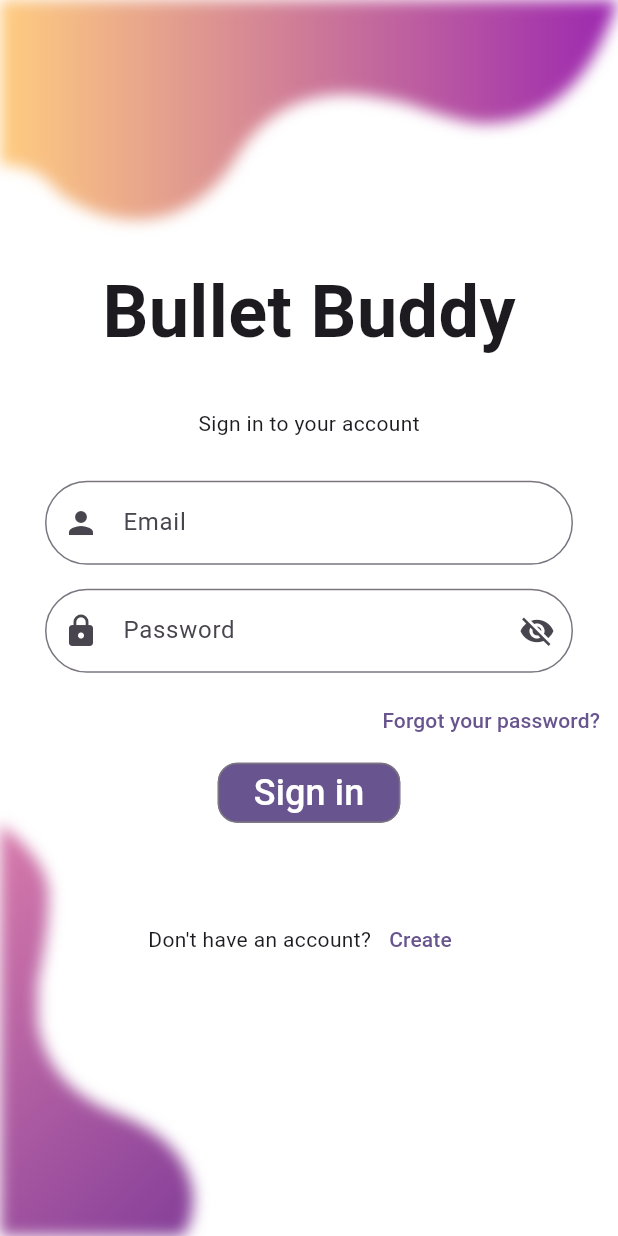
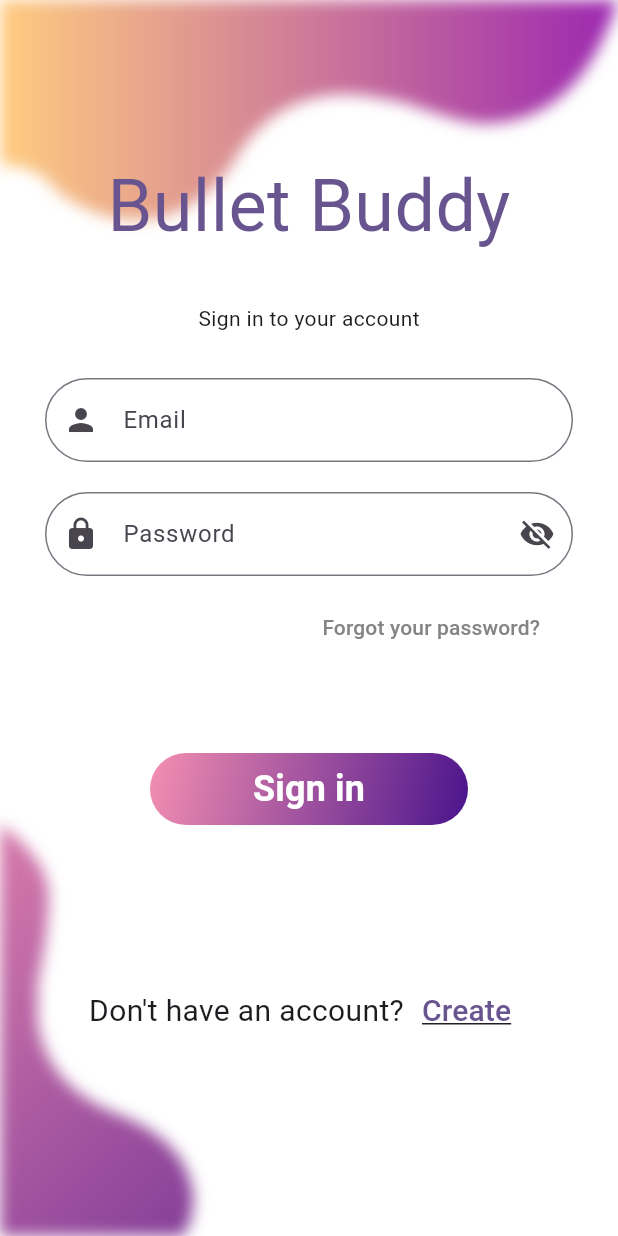
Before and after one commit to GretaAntenucci/Bullet-Buddy, a Flutter app: the screen it shows after launch, on a phone screen of 412 x 824 dp. Run offline on Flutter 3.47's test engine with Material 3 defaults, Android fonts, the phone set to English and light mode, and no system bars; our stand-ins replace google_fonts.

Commit message:
style: Visually improved login page

```diff
--- a/lib/pages/login_page.dart
+++ b/lib/pages/login_page.dart
@@ -1,172 +1,143 @@
 import 'package:bullet_buddy/shapes/bottom_shape.dart';
 import 'package:bullet_buddy/shapes/top_shape.dart';
-import 'package:flutter/cupertino.dart';
+import 'package:bullet_buddy/widgets/custom_text_field.dart';
+import 'package:bullet_buddy/widgets/gradient_button.dart';
 import 'package:flutter/material.dart';
+import 'package:google_fonts/google_fonts.dart';
 
 class LoginPage extends StatelessWidget {
   LoginPage({super.key});
-  ValueNotifier<bool> open = ValueNotifier(true);
-
-  // void changeIcon() {
-  //   open.value
-  //       ? Icon(Icons.add)
-  //       : Icon(Icons.remove_red_eye_outlined);
-  // }
 
   @override
   Widget build(BuildContext context) {
     return Scaffold(
       backgroundColor: Colors.white,
-      body: Stack(
+      body: Stack(children: [
+        /// Gradient curves
+        const TopShape(),
+        const BottomShape(),
+        SafeArea(
+          child: SingleChildScrollView(
+            child: Column(
               children: [
-          TopShape(),
-          BottomShape(),
-          SafeArea(
-            child: ValueListenableBuilder(
-              valueListenable: open,
-              builder: (context, value, child) {
-                return Column(
-                  mainAxisAlignment: MainAxisAlignment.center,
-                  children: [
-                    const Text(
+                /// App name
+                Padding(
+                  padding: const EdgeInsets.only(top: 103),
+                  child: Text(
                     'Bullet Buddy',
-                      style: TextStyle(
+                    style: GoogleFonts.lavishlyYours(
                       fontSize: 48,
-                        fontWeight: FontWeight.bold,
+                      color: Theme.of(context).primaryColor,
+                    ),
                   ),
                 ),
                 const SizedBox(
                   height: 30,
                 ),
+
+                /// Subtitle
                 const Text('Sign in to your account'),
                 const SizedBox(
                   height: 20,
                 ),
+
+                /// Form
                 Form(
                   child: Column(
                     children: [
+                      /// Email field
                       Padding(
                           padding: const EdgeInsets.symmetric(
                             horizontal: 30,
-                              vertical: 8.0,
+                            vertical: 10,
                           ),
-                            child: TextField(
-                              keyboardType: TextInputType.emailAddress,
-                              decoration: InputDecoration(
-                                prefixIcon: const Icon(Icons.person),
+                          child: CustomTextField(
+                            icon: const Icon(Icons.person),
                             hintText: 'Email',
-                                border: OutlineInputBorder(
-                                  borderSide: const BorderSide()
-                                      .copyWith(color: Colors.grey),
-                                  borderRadius: const BorderRadius.all(
-                                    Radius.circular(50),
+                            textInputType: TextInputType.emailAddress,
+                          )),
+
+                      /// Password field
+                      Padding(
+                        padding: const EdgeInsets.symmetric(
+                          horizontal: 30,
+                          vertical: 10,
+                        ),
+                        child: CustomTextField.password(
+                          hintText: 'Password',
+                        ),
+                      ),
+                    ],
+                  ),
+                ),
+
+                /// Button forgot password
+                Align(
+                  alignment: Alignment.bottomRight,
+                  child: Padding(
+                    padding: const EdgeInsets.only(right: 40),
+                    child: TextButton(
+                      style: const ButtonStyle(
+                        overlayColor:
+                            MaterialStatePropertyAll(Colors.transparent),
+                      ),
+                      onPressed: () {},
+                      child: const Text(
+                        'Forgot your password?',
+                        style: TextStyle(
+                          color: Color(0xFF848484),
                         ),
                       ),
                     ),
                   ),
                 ),
+
+                /// Sign in button
                 Padding(
-                            padding: const EdgeInsets.symmetric(
-                              horizontal: 30,
-                              vertical: 8.0,
+                  padding: const EdgeInsets.only(
+                    top: 60,
+                    left: 100,
+                    right: 100,
                   ),
-                            child: TextField(
-                              keyboardType: TextInputType.text,
-                              obscureText: open.value,
-                              decoration: InputDecoration(
-                                constraints: const BoxConstraints(
-                                  maxHeight: 70,
-                                  maxWidth: double.infinity,
+                  child: GradientButton(
+                    text: 'Sign in',
+                    action: () {},
                   ),
-                                suffixIcon: IconButton(
-                                  splashColor: Colors.transparent,
-                                  highlightColor: Colors.transparent,
+                ),
+                const SizedBox(
+                  height: 100,
+                ),
+
+                /// Create account text + button
+                Row(
+                  mainAxisAlignment: MainAxisAlignment.center,
+                  children: [
+                    /// Text
+                    const Text(
+                      "Don't have an account?",
+                      style: TextStyle(fontSize: 20),
+                    ),
+
+                    /// Button create account
+                    TextButton(
                       onPressed: () {
-                                    open.value = !open.value;
+                        Navigator.pushNamed(context, '/create');
                       },
-                                  icon: open.value
-                                      ? const Icon(Icons.visibility_off)
-                                      : const Icon(Icons.remove_red_eye),
-                                ),
-                                prefixIcon: const Icon(Icons.lock),
-                                hintText: 'Password',
-                                border: OutlineInputBorder(
-                                    borderSide: const BorderSide()
-                                        .copyWith(color: Colors.grey),
-                                    borderRadius: const BorderRadius.all(
-                                        Radius.circular(50))),
+                      child: const Text(
+                        'Create',
+                        style: TextStyle(
+                          decoration: TextDecoration.underline,
+                          fontSize: 20,
                         ),
                       ),
                     ),
                   ],
                 ),
-                    ),
-                    Align(
-                      alignment: Alignment.bottomRight,
-                      child: TextButton(
-                        onPressed: () {},
-                        child: const Text('Forgot your password?'),
-                      ),
-                    ),
-                    OutlinedButton(
-                      style: ButtonStyle(
-                        backgroundColor: MaterialStateProperty.all(
-                            Theme.of(context).primaryColor),
-                        shape: MaterialStateProperty.all(
-                          RoundedRectangleBorder(
-                            borderRadius: BorderRadius.circular(13),
+              ],
             ),
           ),
         ),
-                      onPressed: () {},
-                      child: const Text(
-                        'Sign in',
-                        style: TextStyle(
-                          color: Colors.white,
-                          fontSize: 24,
-                        ),
-                      ),
-                    ),
-                    const SizedBox(
-                      height: 50,
-                    ),
-                    Row(
-                      mainAxisAlignment: MainAxisAlignment.center,
-                      children: [
-                        Text("Don't have an account?"),
-                        TextButton(
-                            onPressed: () {
-                              Navigator.pushNamed(context, '/create');
-                            },
-                            child: const Text('Create'),
-                          ),
-                      ],
-                    ),
-                  ],
-                );
-              },
-            ),
-          ),
-        ]
-      ),
+      ]),
     );
   }
 }
-
-// TextField(
-// keyboardType: TextInputType.text,
-// obscureText: true,
-// decoration: InputDecoration(
-// suffix: ElevatedButton(
-// onPressed: () => icon = Icon(Icons.traffic),
-// child: icon,
-// ),
-// prefixIcon: const Icon(Icons.lock),
-// hintText: 'Password',
-// border: OutlineInputBorder(
-// borderSide: const BorderSide()
-//     .copyWith(color: Colors.grey),
-// borderRadius:
-// const BorderRadius.all(Radius.circular(50))),
-// ),
-// ),
```
Lines whose indentation alone changed are shown as unchanged.
